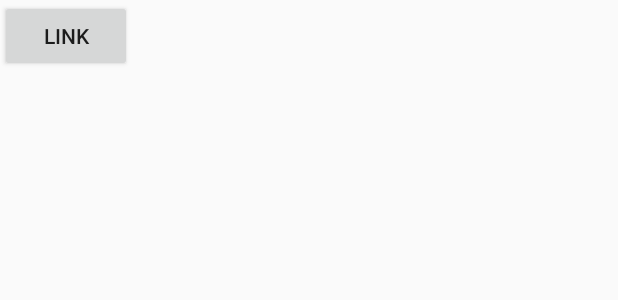
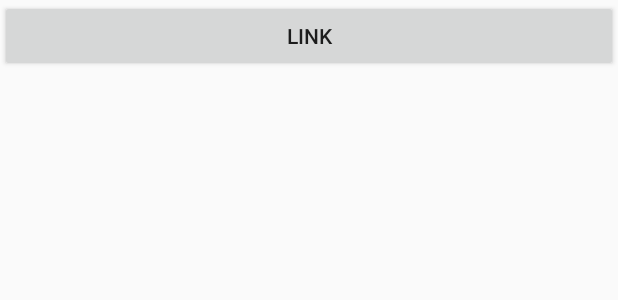
Before and after one commit to theturboturnip/warwick-browser, an Android app: the layout module_link_item.xml on its own in the app's theme, with its tools: preview values and no code run, on a phone screen of 412 x 824 dp. Shown: the top 300 px of the screen. Run offline under Robolectric (Android 15) with nearby library versions, the phone set to English and light mode, and no system bars.

Commit message:
Minor UI Improvements

```diff
--- a/app/src/main/java/com/turboturnip/warwickbrowser/ui/MainActivity.java
+++ b/app/src/main/java/com/turboturnip/warwickbrowser/ui/MainActivity.java
@@ -205,7 +205,7 @@ public class MainActivity extends AppCompatActivity implements AddModuleDialogFr
 
             linksAdapter = new ModuleLinksAdapter();
             linksLayout = new LinearLayoutManager(itemView.getContext());
-            linksLayout.setOrientation(LinearLayoutManager.VERTICAL);
+            linksLayout.setOrientation(RecyclerView.VERTICAL);
             linksHolder = itemView.findViewById(R.id.links);
             linksHolder.setRecycledViewPool(moduleLinkPool);
             linksHolder.setAdapter(linksAdapter);
@@ -213,7 +213,7 @@ public class MainActivity extends AppCompatActivity implements AddModuleDialogFr
 
             filesAdapter = new ModuleFilesAdapter();
             filesLayout = new LinearLayoutManager(itemView.getContext());
-            filesLayout.setOrientation(LinearLayoutManager.VERTICAL);
+            filesLayout.setOrientation(RecyclerView.VERTICAL);
             filesHolder = itemView.findViewById(R.id.files);
             filesHolder.setRecycledViewPool(moduleFilePool);
             filesHolder.setAdapter(filesAdapter);
@@ -353,6 +353,8 @@ public class MainActivity extends AppCompatActivity implements AddModuleDialogFr
         }
         void setNoFile() {
             textView.setText("No Files");
+            dividerView.setVisibility(View.GONE);
+            indentView.setVisibility(View.GONE);
             textView.setOnClickListener(new View.OnClickListener() {
                 @Override
                 public void onClick(View v) {}
--- a/app/src/main/res/layout/module_link_item.xml
+++ b/app/src/main/res/layout/module_link_item.xml
@@ -2,7 +2,7 @@
 <Button xmlns:android="http://schemas.android.com/apk/res/android"
     xmlns:tools="http://schemas.android.com/tools"
     android:id="@+id/button"
-    android:layout_width="wrap_content"
+    android:layout_width="match_parent"
     android:layout_height="wrap_content"
     tools:text="Link">
 
```
